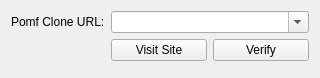
Old version of the form widgets/pomfoptionswidget.ui in the repository ckaiser/Lightscreen.
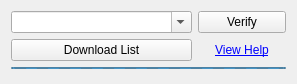
New version of the form.

Commit message: pomf URL list downloading.

```diff
--- a/widgets/pomfoptionswidget.ui
+++ b/widgets/pomfoptionswidget.ui
@@ -6,59 +6,92 @@
    <rect>
     <x>0</x>
     <y>0</y>
-    <width>305</width>
-    <height>75</height>
+    <width>297</width>
+    <height>84</height>
    </rect>
   </property>
   <property name="windowTitle">
    <string>Form</string>
   </property>
-  <layout class="QFormLayout" name="formLayout">
-   <item row="0" column="0">
-    <widget class="QLabel" name="pomfUrlLabel">
-     <property name="text">
-      <string>Pomf Clone URL:</string>
-     </property>
-    </widget>
-   </item>
-   <item row="0" column="1">
+  <layout class="QGridLayout" name="gridLayout">
+   <item row="0" column="0" colspan="2">
     <widget class="QComboBox" name="pomfUrlComboBox">
+     <property name="sizePolicy">
+      <sizepolicy hsizetype="Expanding" vsizetype="Fixed">
+       <horstretch>0</horstretch>
+       <verstretch>0</verstretch>
+      </sizepolicy>
+     </property>
+     <property name="toolTip">
+      <string>URL to a pomf.se clone</string>
+     </property>
      <property name="editable">
       <bool>true</bool>
      </property>
     </widget>
    </item>
-   <item row="1" column="1">
-    <layout class="QHBoxLayout" name="horizontalLayout">
-     <item>
-      <widget class="QPushButton" name="visitButton">
-       <property name="text">
-        <string>Visit Site</string>
-       </property>
-      </widget>
-     </item>
-     <item>
-      <widget class="QPushButton" name="verifyButton">
-       <property name="text">
-        <string>Verify</string>
-       </property>
-      </widget>
-     </item>
-    </layout>
-   </item>
-   <item row="2" column="1">
+   <item row="4" column="0" colspan="2">
     <spacer name="verticalSpacer">
      <property name="orientation">
       <enum>Qt::Vertical</enum>
      </property>
      <property name="sizeHint" stdset="0">
       <size>
-       <width>198</width>
-       <height>97</height>
+       <width>0</width>
+       <height>0</height>
       </size>
      </property>
     </spacer>
    </item>
+   <item row="0" column="2">
+    <widget class="QPushButton" name="verifyButton">
+     <property name="text">
+      <string>Verify</string>
+     </property>
+    </widget>
+   </item>
+   <item row="1" column="2">
+    <widget class="QLabel" name="helpLabel">
+     <property name="sizePolicy">
+      <sizepolicy hsizetype="Minimum" vsizetype="Preferred">
+       <horstretch>0</horstretch>
+       <verstretch>0</verstretch>
+      </sizepolicy>
+     </property>
+     <property name="text">
+      <string>&lt;a href=&quot;https://lightscreen.com.ar/help#pomf&quot;&gt;View Help&lt;/a&gt;</string>
+     </property>
+     <property name="alignment">
+      <set>Qt::AlignCenter</set>
+     </property>
+    </widget>
+   </item>
+   <item row="1" column="0" colspan="2">
+    <widget class="QPushButton" name="downloadListButton">
+     <property name="text">
+      <string>Download List</string>
+     </property>
+    </widget>
+   </item>
+   <item row="2" column="0" colspan="3">
+    <widget class="QProgressBar" name="progressIndicatorBar">
+     <property name="maximumSize">
+      <size>
+       <width>16777215</width>
+       <height>2</height>
+      </size>
+     </property>
+     <property name="maximum">
+      <number>0</number>
+     </property>
+     <property name="value">
+      <number>0</number>
+     </property>
+     <property name="textVisible">
+      <bool>false</bool>
+     </property>
+    </widget>
+   </item>
   </layout>
  </widget>
  <resources/>
```
The commit also changes 2 other files.
